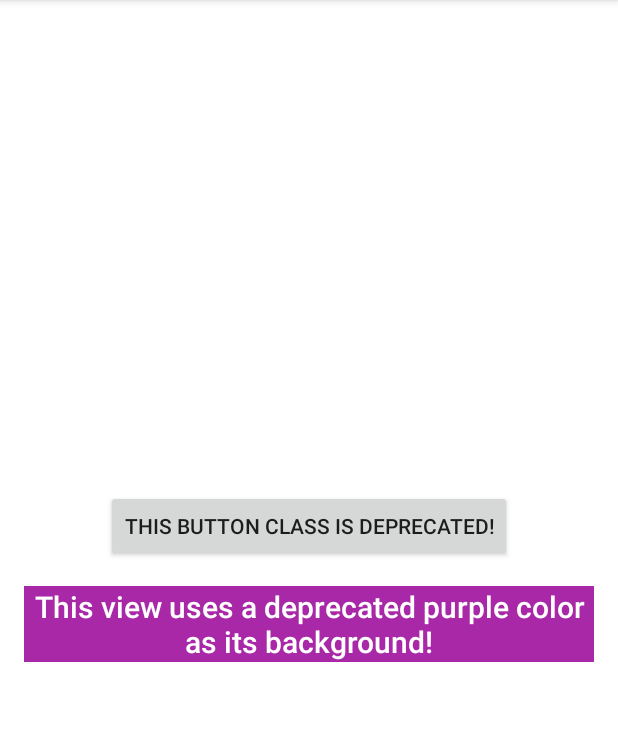
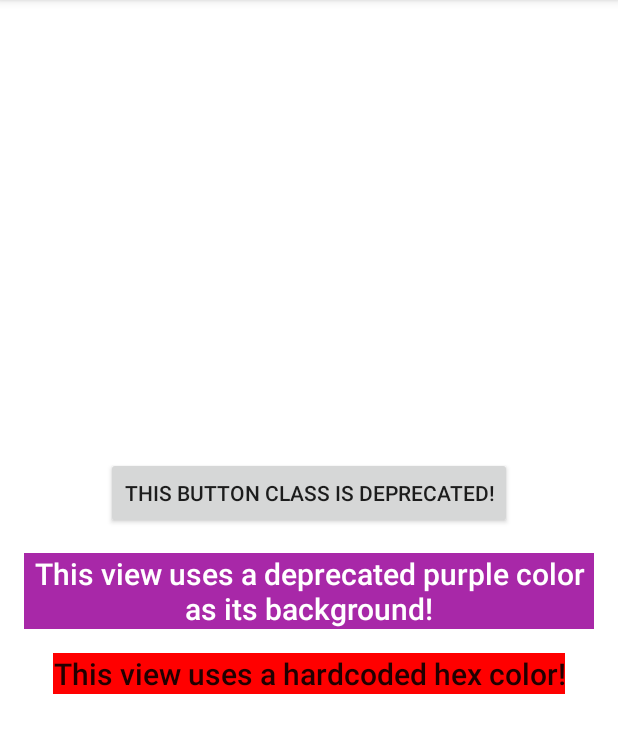
Before and after one commit to alexjlockwood/android-lint-checks-demo, an Android app: the screen it shows after launch (MainActivity), on a phone screen of 412 x 824 dp, the part 84-837 px from its top. Run offline under Robolectric (Android 15) with nearby library versions, the phone set to English and light mode, and no system bars.

Commit message:
Add hardcoded hex color detector

```diff
--- a/app/src/main/res/layout/activity_main.xml
+++ b/app/src/main/res/layout/activity_main.xml
@@ -32,4 +32,16 @@
         android:textAppearance="@style/TextAppearance.AppCompat.Title.Inverse"
         android:text="This view uses a deprecated purple color as its background!"/>
 
+    <!-- Hardcoded hex colors embedded inside a layout resource file is prohibited
+         by the `HardcodedHexColorXmlDetector` custom lint check. -->
+    <TextView
+        android:layout_width="wrap_content"
+        android:layout_height="wrap_content"
+        android:layout_marginTop="16dp"
+        android:gravity="center"
+        android:background="#f00"
+        android:textAppearance="@style/TextAppearance.AppCompat.Title"
+        android:text="This view uses a hardcoded hex color!"/>
+
+
 </LinearLayout>
--- a/checks/src/main/java/com/lyft/android/lint/checks/IssueRegistry.kt
+++ b/checks/src/main/java/com/lyft/android/lint/checks/IssueRegistry.kt
@@ -21,6 +21,7 @@ class IssueRegistry : IssueRegistry() {
         DeprecatedPurpleColorXmlDetector.ISSUE,
         DeprecatedPurpleColorJavaKotlinDetector.ISSUE,
         AndroidToastJavaKotlinDetector.ISSUE,
-        OkayStringXmlDetector.ISSUE
+        OkayStringXmlDetector.ISSUE,
+        HardcodedHexColorXmlDetector.ISSUE
     )
 }
```
Also changed, not shown: checks/src/main/java/com/lyft/android/lint/checks/HardcodedHexColorXmlDetector.kt (added, +57 -0 lines), 1 other file.
